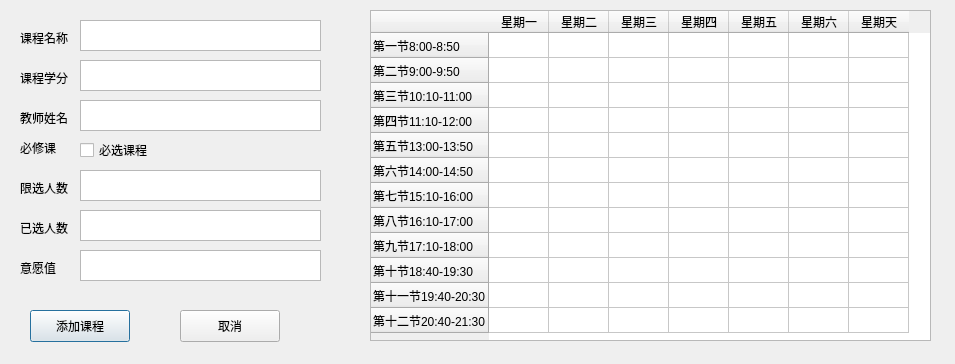
The window that addcourse.ui (jiangruizhang/EasyElective) describes before a commit, drawn with Qt 5.
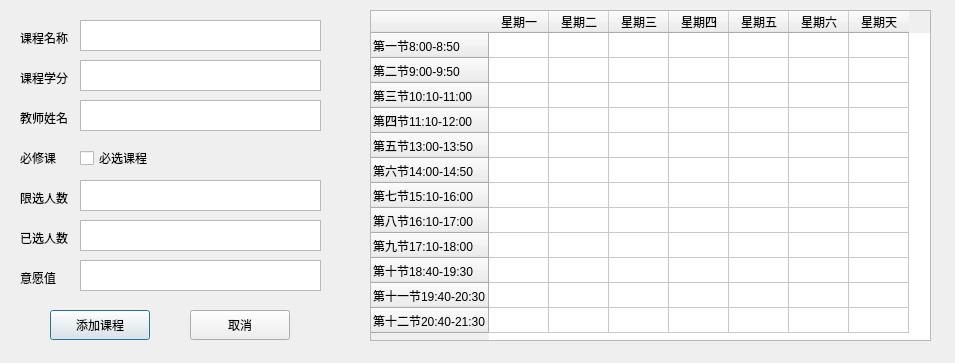
The same window after the commit.

Diff of the .ui file:
```diff
--- a/addcourse.ui
+++ b/addcourse.ui
@@ -7,7 +7,7 @@
     <x>0</x>
     <y>0</y>
     <width>955</width>
-    <height>364</height>
+    <height>363</height>
    </rect>
   </property>
   <property name="windowTitle">
@@ -16,10 +16,10 @@
   <widget class="QPushButton" name="finish">
    <property name="geometry">
     <rect>
-     <x>30</x>
+     <x>50</x>
      <y>310</y>
      <width>100</width>
-     <height>32</height>
+     <height>30</height>
     </rect>
    </property>
    <property name="text">
@@ -29,10 +29,10 @@
   <widget class="QPushButton" name="cancel">
    <property name="geometry">
     <rect>
-     <x>180</x>
+     <x>190</x>
      <y>310</y>
      <width>100</width>
-     <height>32</height>
+     <height>30</height>
     </rect>
    </property>
    <property name="text">
@@ -202,7 +202,7 @@
    <property name="geometry">
     <rect>
      <x>20</x>
-     <y>180</y>
+     <y>190</y>
      <width>58</width>
      <height>16</height>
     </rect>
@@ -215,7 +215,7 @@
    <property name="geometry">
     <rect>
      <x>20</x>
-     <y>220</y>
+     <y>230</y>
      <width>58</width>
      <height>16</height>
     </rect>
@@ -228,7 +228,7 @@
    <property name="geometry">
     <rect>
      <x>20</x>
-     <y>140</y>
+     <y>150</y>
      <width>58</width>
      <height>16</height>
     </rect>
@@ -241,7 +241,7 @@
    <property name="geometry">
     <rect>
      <x>20</x>
-     <y>260</y>
+     <y>270</y>
      <width>58</width>
      <height>16</height>
     </rect>
@@ -284,7 +284,7 @@
    <property name="geometry">
     <rect>
      <x>80</x>
-     <y>170</y>
+     <y>180</y>
      <width>241</width>
      <height>31</height>
     </rect>
@@ -294,7 +294,7 @@
    <property name="geometry">
     <rect>
      <x>80</x>
-     <y>210</y>
+     <y>220</y>
      <width>241</width>
      <height>31</height>
     </rect>
@@ -304,7 +304,7 @@
    <property name="geometry">
     <rect>
      <x>80</x>
-     <y>250</y>
+     <y>260</y>
      <width>241</width>
      <height>31</height>
     </rect>
@@ -314,7 +314,7 @@
    <property name="geometry">
     <rect>
      <x>80</x>
-     <y>140</y>
+     <y>148</y>
      <width>85</width>
      <height>20</height>
     </rect>
```
Left out of the diff: 2 changed lines with no effect on the pictures.
